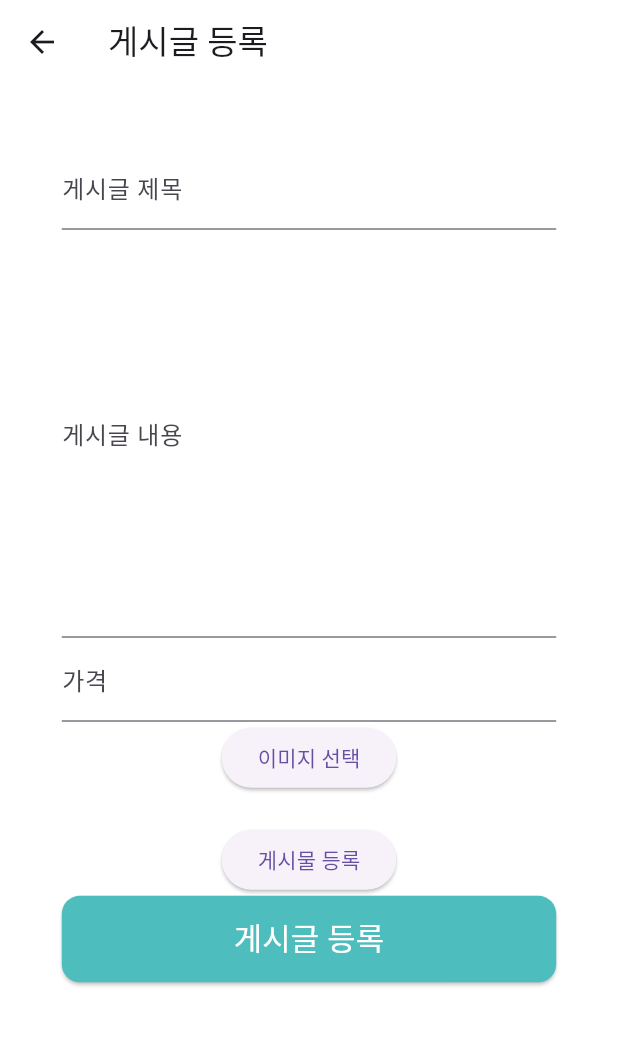
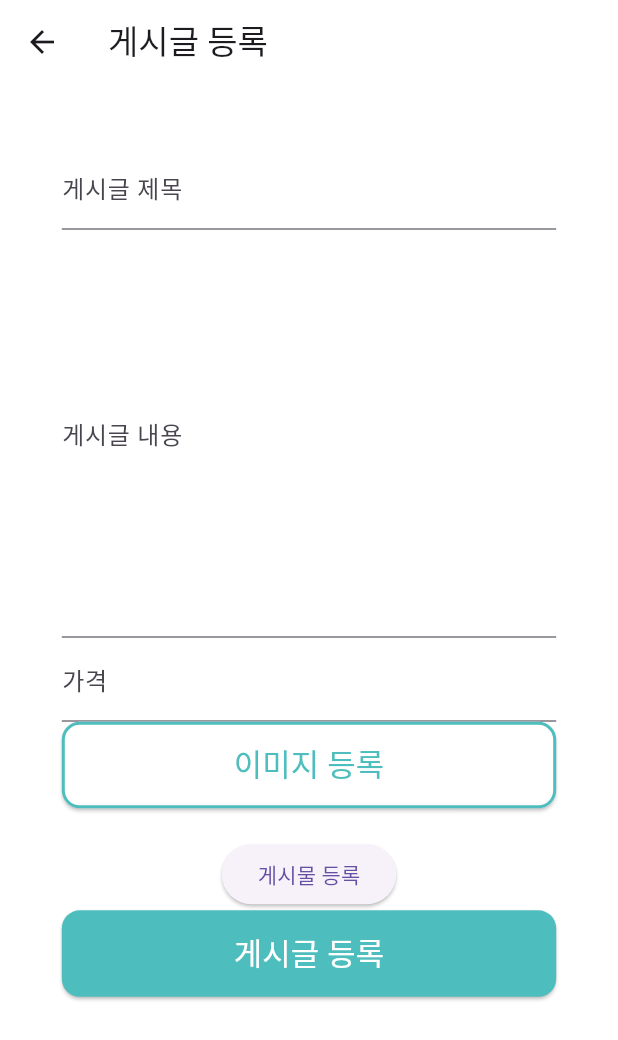
Before and after one commit to akshwpsh/amtt, a Flutter app: the ProductRegisterPage screen opened directly, on a phone screen of 412 x 824 dp. Shown: the top 1040 px of the screen. Run offline on Flutter 3.47's test engine with Material 3 defaults, Android fonts, the phone set to English and light mode, and no system bars; our stand-ins replace cloud_firestore, firebase_auth, firebase_core, firebase_storage, flutter_screenutil, image_picker; accounts and stored records are empty; generated files the repository leaves out were written again.

Commit message:
textfield 색상 변경

```diff
--- a/lib/pages/ProductRegisterPage.dart
+++ b/lib/pages/ProductRegisterPage.dart
@@ -22,7 +22,8 @@ class ProductRegisterPage extends StatefulWidget {
 class _ProductRegisterState extends State<ProductRegisterPage> {
   final FirebaseFirestore _firestore = FirebaseFirestore.instance;
   final TextEditingController _postNameController = TextEditingController();
-  final TextEditingController _postDescriptionController = TextEditingController();
+  final TextEditingController _postDescriptionController =
+      TextEditingController();
   final TextEditingController _productPriceController = TextEditingController();
   List<XFile?> _selectedImages = [];
   List<String?> _imageUrls = [];
@@ -65,7 +66,8 @@ class _ProductRegisterState extends State<ProductRegisterPage> {
     List<String> downloadUrls = [];
     for (var image in _selectedImages) {
       if (image != null) {
-        final storageRef = FirebaseStorage.instance.ref('product_images/${image.name}');
+        final storageRef =
+            FirebaseStorage.instance.ref('product_images/${image.name}');
         if (kIsWeb) {
           // Web 환경에서 Uint8List로 변환하여 업로드
           Uint8List imageBytes = await image.readAsBytes();
@@ -89,7 +91,6 @@ class _ProductRegisterState extends State<ProductRegisterPage> {
         backgroundColor: Colors.white,
         title: Text('게시글 등록'),
       ),
-
       body: Padding(
         //전체 패딩
         padding: EdgeInsets.all(0.1.sw),
@@ -98,7 +99,14 @@ class _ProductRegisterState extends State<ProductRegisterPage> {
             children: [
               TextField(
                 controller: _postNameController,
-                decoration: InputDecoration(labelText: '게시글 제목'),
+                cursorColor: Color(0xff4EBDBD),
+                decoration: InputDecoration(
+                  labelText: '게시글 제목',
+                  focusedBorder: UnderlineInputBorder(
+                    borderSide:
+                        BorderSide(color: Color(0xff4EBDBD)), // 포커스된 상태에서의 밑줄 색상 변경
+                  ),
+                ),
               ),
               TextField(
                   controller: _postDescriptionController,
@@ -109,10 +117,7 @@ class _ProductRegisterState extends State<ProductRegisterPage> {
                 controller: _productPriceController,
                 decoration: InputDecoration(labelText: '가격'),
               ),
-              ElevatedButton(
-                onPressed: _selectImage,
-                child: Text('이미지 선택'),
-              ),
+              BtnNoBG(btnText: '이미지 등록', onPressed: _selectImage),
               if (_selectedImages.isNotEmpty)
                 Wrap(
                   spacing: 10,
@@ -139,7 +144,6 @@ class _ProductRegisterState extends State<ProductRegisterPage> {
                 onPressed: _productRegister,
                 child: Text('게시물 등록'),
               ),
-
               BtnYesBG(btnText: '게시글 등록', onPressed: _productRegister),
             ],
           ),
```
Lines whose indentation alone changed are shown as unchanged.
